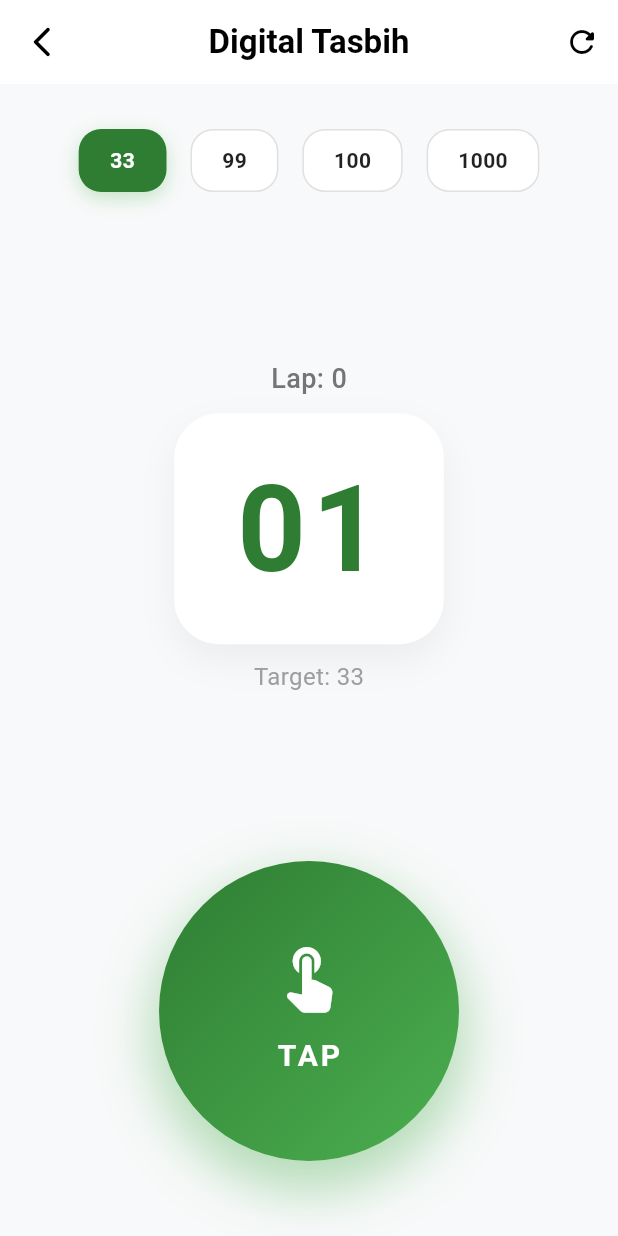
After one commit to RUHULRUHUL/amarislam, a Flutter app: the TasbihScreen screen opened by its route, after a tap on "TAP", on a phone screen of 412 x 824 dp. The commit adds this screen. Run offline on Flutter 3.47's test engine with Material 3 defaults, Android fonts, the phone set to English and light mode, and no system bars; our stand-ins replace adhan, cached_network_image, flutter_compass, flutter_screenutil, flutter_svg, geolocator and 10 more; missing offline and left inert: dart:ffi; accounts and stored records are empty.

Commit message:
digital tasbih done

```diff
--- a/lib/routes/routes.dart
+++ b/lib/routes/routes.dart
@@ -1,4 +1,5 @@
 import 'package:amarislam/view/qibla/QiblaScreen.dart';
+import 'package:amarislam/view/tasbih/TasbihScreen.dart';
 import 'package:amarislam/view/BottomNavScreen.dart';
 import 'package:amarislam/view/SettingsScreen.dart';
 import 'package:amarislam/view/onboard/onboardscreen.dart';
@@ -17,6 +18,7 @@ class Routes {
   static const String settingScreen = "/settingScreen";
   static const String qrCodeGeneratorScreen = "/qrCodeGeneratorScreen";
   static const String qiblaScreen = "/qiblaScreen";
+  static const String tasbihScreen = "/tasbih";
 
   static List<GetPage> pages = [
     GetPage(name: splashScreen, page: () => const SplashScreen()),
@@ -26,6 +28,7 @@ class Routes {
     GetPage(name: profileSetScreen, page: () => const ProfileScreen()),
     GetPage(name: settingScreen, page: () => const SettingsScreen()),
     GetPage(name: qiblaScreen, page: () => const QiblaScreen()),
+    GetPage(name: tasbihScreen, page: () => const TasbihScreen()),
     // GetPage(name: qrCodeGeneratorScreen, page: () => const QrCodeGeneratorScreen()),
   ];
 }
--- /dev/null
+++ b/lib/view/tasbih/TasbihScreen.dart
@@ -0,0 +1,181 @@
+import 'package:flutter/material.dart';
+import 'package:get/get.dart';
+import '../../viewmodel/TasbihController.dart';
+
+class TasbihScreen extends StatelessWidget {
+  const TasbihScreen({super.key});
+
+  @override
+  Widget build(BuildContext context) {
+    final TasbihController controller = Get.put(TasbihController());
+
+    return Scaffold(
+      backgroundColor: const Color(0xFFF8F9FA),
+      appBar: AppBar(
+        backgroundColor: Colors.white,
+        elevation: 0,
+        leading: IconButton(
+          icon: const Icon(Icons.arrow_back_ios_new_rounded, color: Colors.black),
+          onPressed: () => Get.back(),
+        ),
+        title: const Text(
+          "Digital Tasbih",
+          style: TextStyle(color: Colors.black, fontWeight: FontWeight.bold),
+        ),
+        centerTitle: true,
+        actions: [
+          IconButton(
+            icon: const Icon(Icons.refresh_rounded, color: Colors.black),
+            onPressed: () => _showResetDialog(context, controller),
+          ),
+        ],
+      ),
+      body: Column(
+        children: [
+          const SizedBox(height: 30),
+          _buildTargetSelector(controller),
+          const Spacer(),
+          _buildCounterDisplay(controller),
+          const Spacer(),
+          _buildTapArea(controller),
+          const SizedBox(height: 50),
+        ],
+      ),
+    );
+  }
+
+  Widget _buildTargetSelector(TasbihController controller) {
+    final targets = [33, 99, 100, 1000];
+    return Obx(() => Row(
+      mainAxisAlignment: MainAxisAlignment.center,
+      children: targets.map((target) {
+        bool isSelected = controller.targetCount.value == target;
+        return GestureDetector(
+          onTap: () => controller.setTarget(target),
+          child: AnimatedContainer(
+            duration: const Duration(milliseconds: 300),
+            margin: const EdgeInsets.symmetric(horizontal: 8),
+            padding: const EdgeInsets.symmetric(horizontal: 20, vertical: 10),
+            decoration: BoxDecoration(
+              color: isSelected ? const Color(0xFF2E7D32) : Colors.white,
+              borderRadius: BorderRadius.circular(15),
+              border: Border.all(color: isSelected ? Colors.transparent : Colors.grey.shade300),
+              boxShadow: isSelected ? [
+                BoxShadow(color: Colors.green.withOpacity(0.3), blurRadius: 10, offset: const Offset(0, 4))
+              ] : [],
+            ),
+            child: Text(
+              target.toString(),
+              style: TextStyle(
+                color: isSelected ? Colors.white : Colors.black87,
+                fontWeight: FontWeight.bold,
+              ),
+            ),
+          ),
+        );
+      }).toList(),
+    ));
+  }
+
+  Widget _buildCounterDisplay(TasbihController controller) {
+    return Column(
+      children: [
+        Obx(() => Text(
+          "Lap: ${controller.lapCount.value}",
+          style: TextStyle(fontSize: 18, color: Colors.grey.shade600, fontWeight: FontWeight.w500),
+        )),
+        const SizedBox(height: 10),
+        Container(
+          padding: const EdgeInsets.symmetric(horizontal: 40, vertical: 20),
+          decoration: BoxDecoration(
+            color: Colors.white,
+            borderRadius: BorderRadius.circular(30),
+            boxShadow: [
+              BoxShadow(color: Colors.black.withOpacity(0.05), blurRadius: 20, offset: const Offset(0, 10)),
+            ],
+          ),
+          child: Obx(() => Text(
+            controller.count.value.toString().padLeft(2, '0'),
+            style: const TextStyle(
+              fontSize: 80,
+              fontWeight: FontWeight.bold,
+              color: Color(0xFF2E7D32),
+              letterSpacing: 4,
+            ),
+          )),
+        ),
+        const SizedBox(height: 10),
+        Obx(() => Text(
+          "Target: ${controller.targetCount.value}",
+          style: TextStyle(fontSize: 16, color: Colors.grey.shade500),
+        )),
+      ],
+    );
+  }
+
+  Widget _buildTapArea(TasbihController controller) {
+    return GestureDetector(
+      onTap: () => controller.increment(),
+      child: Container(
+        width: 200,
+        height: 200,
+        decoration: BoxDecoration(
+          shape: BoxShape.circle,
+          gradient: const LinearGradient(
+            begin: Alignment.topLeft,
+            end: Alignment.bottomRight,
+            colors: [Color(0xFF2E7D32), Color(0xFF4CAF50)],
+          ),
+          boxShadow: [
+            BoxShadow(
+              color: Colors.green.withOpacity(0.4),
+              blurRadius: 30,
+              offset: const Offset(0, 15),
+              spreadRadius: 5,
+            ),
+          ],
+        ),
+        child: const Center(
+          child: Column(
+            mainAxisAlignment: MainAxisAlignment.center,
+            children: [
+              Icon(Icons.touch_app_rounded, color: Colors.white, size: 50),
+              SizedBox(height: 10),
+              Text(
+                "TAP",
+                style: TextStyle(color: Colors.white, fontSize: 20, fontWeight: FontWeight.bold, letterSpacing: 2),
+              ),
+            ],
+          ),
+        ),
+      ),
+    );
+  }
+
+  void _showResetDialog(BuildContext context, TasbihController controller) {
+    Get.dialog(
+      AlertDialog(
+        shape: RoundedRectangleBorder(borderRadius: BorderRadius.circular(20)),
+        title: const Text("Reset Counter?"),
+        content: const Text("Are you sure you want to reset your tasbih count?"),
+        actions: [
+          TextButton(
+            onPressed: () => Get.back(),
+            child: const Text("Cancel", style: TextStyle(color: Colors.grey)),
+          ),
+          ElevatedButton(
+            onPressed: () {
+              controller.reset();
+              Get.back();
+            },
+            style: ElevatedButton.styleFrom(
+              backgroundColor: Colors.redAccent,
+              shape: RoundedRectangleBorder(borderRadius: BorderRadius.circular(10)),
+            ),
+            child: const Text("Reset", style: TextStyle(color: Colors.white)),
+          ),
+        ],
+      ),
+    );
+  }
+}
--- /dev/null
+++ b/lib/viewmodel/TasbihController.dart
@@ -0,0 +1,54 @@
+import 'package:flutter/services.dart';
+import 'package:get/get.dart';
+import 'package:shared_preferences/shared_preferences.dart';
+
+class TasbihController extends GetxController {
+  final RxInt count = 0.obs;
+  final RxInt lapCount = 0.obs;
+  final RxInt targetCount = 33.obs;
+
+  @override
+  void onInit() {
+    super.onInit();
+    loadCount();
+  }
+
+  void increment() {
+    count.value++;
+    HapticFeedback.mediumImpact();
+
+    if (count.value >= targetCount.value) {
+      lapCount.value++;
+      count.value = 0;
+      HapticFeedback.heavyImpact();
+    }
+    saveCount();
+  }
+
+  void reset() {
+    count.value = 0;
+    lapCount.value = 0;
+    saveCount();
+    HapticFeedback.vibrate();
+  }
+
+  void setTarget(int value) {
+    targetCount.value = value;
+    count.value = 0;
+    saveCount();
+  }
+
+  Future<void> saveCount() async {
+    final prefs = await SharedPreferences.getInstance();
+    await prefs.setInt('tasbih_count', count.value);
+    await prefs.setInt('tasbih_lap', lapCount.value);
+    await prefs.setInt('tasbih_target', targetCount.value);
+  }
+
+  Future<void> loadCount() async {
+    final prefs = await SharedPreferences.getInstance();
+    count.value = prefs.getInt('tasbih_count') ?? 0;
+    lapCount.value = prefs.getInt('tasbih_lap') ?? 0;
+    targetCount.value = prefs.getInt('tasbih_target') ?? 33;
+  }
+}
```
